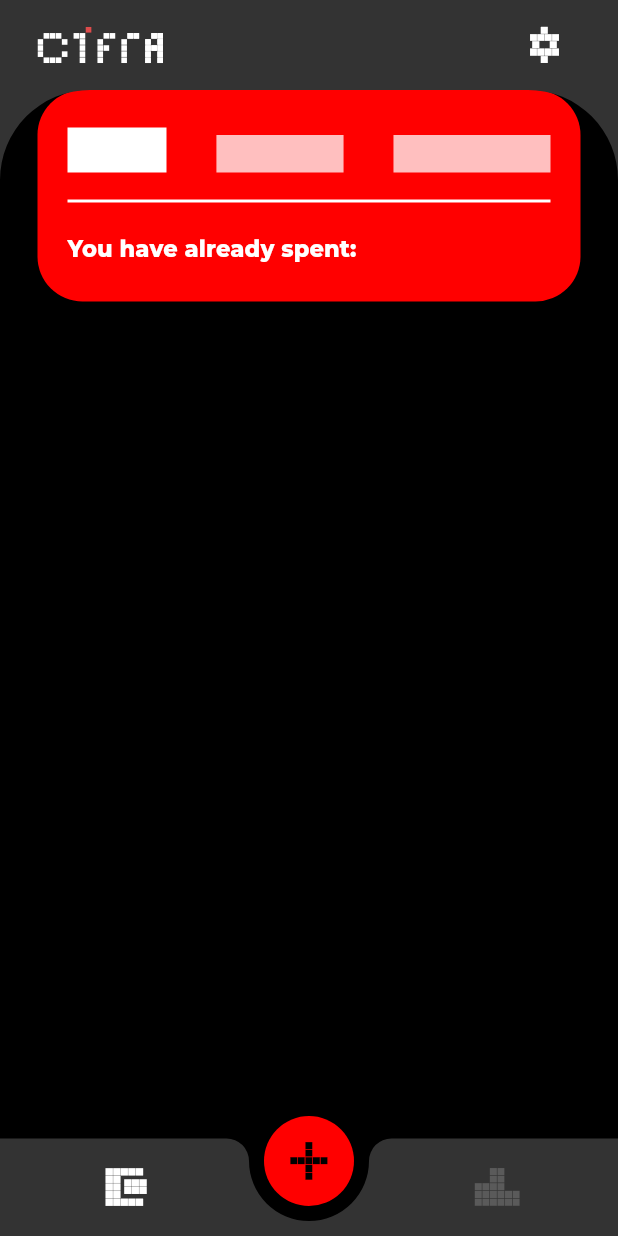
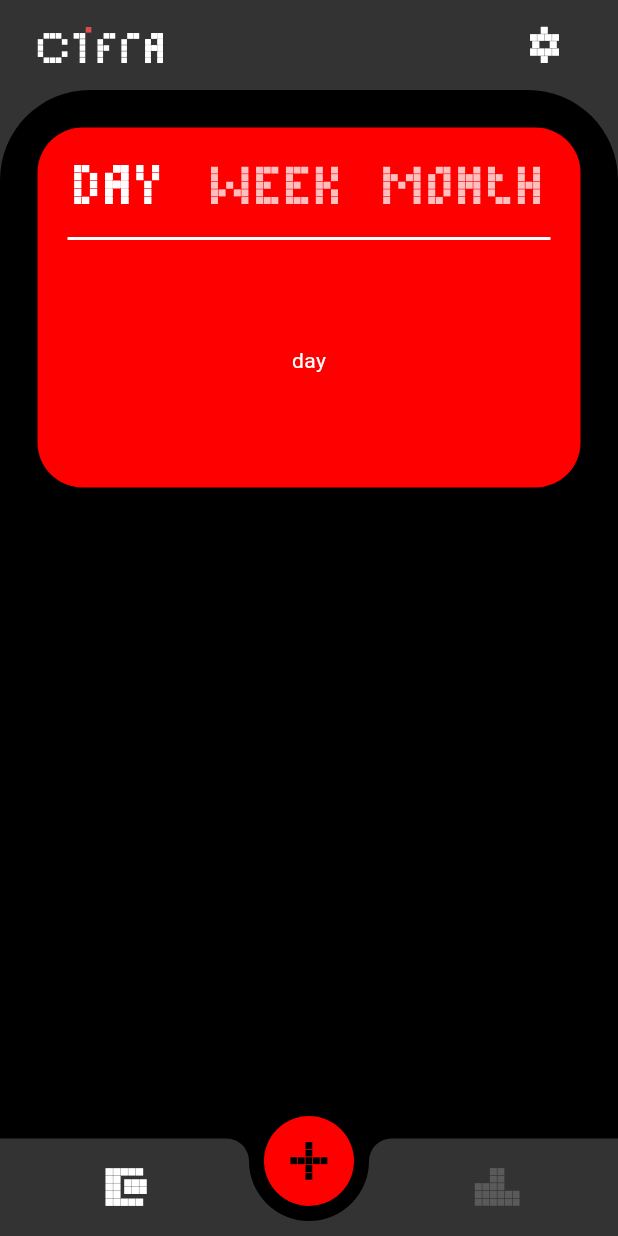
Before and after one commit to Cifra-Accounting/flutter-frontend, a Flutter app: the screen it shows after launch, on a phone screen of 412 x 824 dp. Run offline on Flutter 3.47's test engine with Material 3 defaults, Android fonts, the phone set to English and light mode, and no system bars; our stand-ins replace flutter_svg.

Commit message:
feature: implemented spendings/stats card periodselectors

```diff
--- a/lib/common/constants/numeric_constants.dart
+++ b/lib/common/constants/numeric_constants.dart
@@ -10,9 +10,12 @@ abstract interface class NumericConstants {
 
   static const double cardHorizontalPadding = 20;
   static const double cardVerticalPadding = 25;
+  static const double cardBorderRadius = 30;
+
   static const double periodSelectorHeight = 30;
-  static const double cardBorderRadius = 30;
 
   static const double horizontalPadding = 25;
   static const double topPadding = 25;
+
+  static const double blankSpacerSize = 10;
 }
--- /dev/null
+++ b/lib/common/ui/utils/blank_spacer.dart
@@ -0,0 +1,19 @@
+import 'package:cifra_app/common/constants/numeric_constants.dart';
+import 'package:flutter/material.dart';
+
+class BlankSpacer extends StatelessWidget {
+  const BlankSpacer({
+    super.key,
+    this.multiplier = 1.0,
+    this.vertical = false,
+  });
+
+  final double multiplier;
+  final bool vertical;
+
+  @override
+  Widget build(BuildContext context) => SizedBox(
+        height: vertical ? NumericConstants.blankSpacerSize * multiplier : null,
+        width: !vertical ? NumericConstants.blankSpacerSize * multiplier : null,
+      );
+}
--- /dev/null
+++ b/lib/common/ui/utils/utils.dart
@@ -0,0 +1 @@
+export 'blank_spacer.dart';
--- a/lib/features/wallet/views/wallet_view.dart
+++ b/lib/features/wallet/views/wallet_view.dart
@@ -6,35 +6,77 @@ class WalletView extends StatelessWidget {
   const WalletView({super.key});
 
   @override
-  Widget build(BuildContext context) => Padding(
+  Widget build(BuildContext context) => SingleChildScrollView(
         padding: const EdgeInsets.only(
+          top: NumericConstants.topPadding,
           left: NumericConstants.horizontalPadding,
           right: NumericConstants.horizontalPadding,
         ),
-        child: SingleChildScrollView(
         primary: true,
         child: Column(
           children: [
             SpendingsCard(
-                onChangePeriod: (period) {},
+              onChanged: (period) {},
             ),
           ],
-          ),
         ),
       );
 }
 
-class SpendingsCard extends StatelessWidget {
+class SpendingsCard extends StatefulWidget {
   const SpendingsCard({
     super.key,
-    required this.onChangePeriod,
     this.spent,
     this.outOf,
+    required this.onChanged,
   });
 
-  final void Function(Periods period) onChangePeriod;
   final double? spent;
   final double? outOf;
+
+  final void Function(Periods) onChanged;
+
+  @override
+  State<SpendingsCard> createState() => _SpendingsCardState();
+}
+
+class _SpendingsCardState extends State<SpendingsCard>
+    with TickerProviderStateMixin {
+  late final TabController _tabController;
+
+  final List<Periods> _periods = const <Periods>[
+    Periods.day,
+    Periods.week,
+    Periods.month,
+  ];
+
+  @override
+  void initState() {
+    super.initState();
+
+    _tabController = TabController(
+      vsync: this,
+      length: _periods.length,
+      animationDuration: const Duration(
+        milliseconds: 100,
+      ),
+    );
+
+    _tabController.addListener(_tabListener);
+  }
+
+  @override
+  void dispose() {
+    _tabController.removeListener(_tabListener);
+
+    _tabController.dispose();
+
+    super.dispose();
+  }
+
+  void _tabListener() {
+    widget.onChanged(_periods[_tabController.index]);
+  }
 
   @override
   Widget build(BuildContext context) {
@@ -57,12 +99,8 @@ class SpendingsCard extends StatelessWidget {
         crossAxisAlignment: CrossAxisAlignment.start,
         children: <Widget>[
           PeriodSelector(
-            periods: const <Periods>[
-              Periods.day,
-              Periods.week,
-              Periods.month,
-            ],
-            onChangePeriod: onChangePeriod,
+            controller: _tabController,
+            periods: _periods,
           ),
           const SizedBox(
             height: 20,
@@ -75,9 +113,20 @@ class SpendingsCard extends StatelessWidget {
           const SizedBox(
             height: 20,
           ),
-          Text(
-            "You have already spent:",
-            style: theme.textTheme.titleSmall,
+          SizedBox(
+            height: 120,
+            child: TabBarView(
+              controller: _tabController,
+              children: _periods
+                  .map(
+                    (period) => Container(
+                      padding: const EdgeInsets.all(20),
+                      alignment: Alignment.center,
+                      child: Text(period.name),
+                    ),
+                  )
+                  .toList(),
+            ),
           )
         ],
       ),
@@ -94,89 +143,109 @@ enum Periods {
 
 @immutable
 class PeriodSelector extends StatefulWidget {
-  PeriodSelector({
+  const PeriodSelector({
     super.key,
     required this.periods,
-    required this.onChangePeriod,
+    required this.controller,
   }) : assert(
-          periods.isNotEmpty,
-          "Must provide at least single period",
+          periods.length == controller.length,
+          "List of periods must be equal to the list period screens",
         );
 
   final List<Periods> periods;
-  final void Function(Periods period) onChangePeriod;
+  final TabController controller;
 
   @override
   State<PeriodSelector> createState() => _PeriodSelectorState();
 }
 
 class _PeriodSelectorState extends State<PeriodSelector> {
-  int _currentPeriodIndex = 0;
+  late List<Widget> _effectiveTabs;
 
-  Color _effectiveIconColor(int index) => index == _currentPeriodIndex
-      ? Colors.white
-      : Colors.white.withOpacity(0.75);
+  @override
+  void initState() {
+    super.initState();
 
-  double _effectiveIconSize(int index) => index == _currentPeriodIndex
+    _tabListener();
+
+    widget.controller.addListener(_tabListener);
+  }
+
+  @override
+  void dispose() {
+    widget.controller.removeListener(_tabListener);
+
+    super.dispose();
+  }
+
+  void _tabListener() {
+    final int currentIndex = widget.controller.index;
+
+    setState(() {
+      _effectiveTabs = List.generate(
+        widget.controller.length,
+        (int index) => TabSvgPicture(
+          period: widget.periods[index],
+          selected: index == currentIndex,
+        ),
+      );
+    });
+  }
+
+  @override
+  Widget build(BuildContext context) => SizedBox(
+        height: NumericConstants.periodSelectorHeight,
+        child: TabBar.secondary(
+          controller: widget.controller,
+          padding: EdgeInsets.zero,
+          isScrollable: true,
+          enableFeedback: true,
+          tabs: _effectiveTabs,
+          tabAlignment: TabAlignment.start,
+          indicatorSize: TabBarIndicatorSize.label,
+          indicatorColor: Colors.transparent,
+          indicatorPadding: EdgeInsets.zero,
+          indicatorWeight: 4,
+          dividerColor: Colors.transparent,
+          dividerHeight: 0.0,
+          overlayColor: const WidgetStatePropertyAll<Color>(Colors.transparent),
+          labelPadding: const EdgeInsets.only(
+            right: NumericConstants.cardHorizontalPadding * 1.5,
+          ),
+        ),
+      );
+}
+
+class TabSvgPicture extends StatelessWidget {
+  const TabSvgPicture({
+    super.key,
+    required this.period,
+    required this.selected,
+  });
+
+  final Periods period;
+  final bool selected;
+
+  Color get _effectiveIconColor =>
+      selected ? Colors.white : Colors.white.withOpacity(0.75);
+
+  double get _effectiveIconSize => selected
       ? NumericConstants.periodSelectorHeight
       : NumericConstants.iconSize;
 
-  List<Widget> get _effectiveChildren {
-    List<Widget> children = <Widget>[];
-
-    for (int index = 0; index < widget.periods.length; ++index) {
-      children.addAll(
-        <Widget>[
-          Align(
-            alignment: Alignment.bottomLeft,
-            child: GestureDetector(
+  @override
+  Widget build(BuildContext context) => Tab(
+        height: NumericConstants.periodSelectorHeight,
+        child: Align(
+          alignment: Alignment.bottomCenter,
           child: AnimatedSvgPicture(
-                'assets/${widget.periods[index].name}.svg',
-                color: _effectiveIconColor(index),
-                height: _effectiveIconSize(index),
+            'assets/${period.name}.svg',
+            color: _effectiveIconColor,
+            height: _effectiveIconSize,
             duration: const Duration(milliseconds: 100),
-              ),
-              onTap: () {
-                if (index != _currentPeriodIndex) {
-                  setState(() {
-                    _currentPeriodIndex = index;
-                  });
-                  widget.onChangePeriod(widget.periods[_currentPeriodIndex]);
-                }
-              },
-            ),
-          ),
-          const SizedBox(
-            width: 15,
-          ),
-        ],
-      );
-    }
-
-    children.removeLast();
-    return children;
-  }
-
-  @override
-  Widget build(BuildContext context) =>
-      LayoutBuilder(builder: (context, constraints) {
-        return SizedBox(
-          height: NumericConstants.periodSelectorHeight,
-          width: constraints.maxWidth,
-          child: SingleChildScrollView(
-            scrollDirection: Axis.horizontal,
-            clipBehavior: Clip.antiAliasWithSaveLayer,
-            child: SizedBox(
-              width: constraints.maxWidth,
-              child: Row(
-                crossAxisAlignment: CrossAxisAlignment.end,
-                mainAxisAlignment: MainAxisAlignment.spaceBetween,
-                children: _effectiveChildren,
-              ),
           ),
         ),
       );
-      });
 }
 
 class AnimatedSvgPicture extends StatefulWidget {
@@ -202,7 +271,11 @@ class _AnimatedSvgPictureState extends State<AnimatedSvgPicture>
     with SingleTickerProviderStateMixin {
   late final AnimationController _controller;
   late final Animation<double> _animation;
-  late Animatable<double> _heightTween;
+
+  late Animatable<double> _heightTween = Tween<double>(
+    begin: widget.height,
+    end: widget.height,
+  );
 
   @override
   void initState() {
@@ -213,15 +286,12 @@ class _AnimatedSvgPictureState extends State<AnimatedSvgPicture>
       duration: widget.duration,
     );
 
-    final Animatable<double> tween = Tween<double>(begin: 0.0, end: 1.0).chain(
-      CurveTween(curve: Curves.easeInCubic),
-    );
-
-    _animation = _controller.drive(tween);
-
-    _heightTween = Tween<double>(
-      begin: widget.height,
-      end: widget.height,
+    _animation = _controller.drive(
+      Tween(begin: 0.0, end: 1.0).chain(
+        CurveTween(
+          curve: Curves.easeIn,
+        ),
+      ),
     );
   }
 
@@ -237,6 +307,7 @@ class _AnimatedSvgPictureState extends State<AnimatedSvgPicture>
         begin: widget.height,
         end: widget.height,
       );
+
       _controller.reset();
     });
 
@@ -256,7 +327,7 @@ class _AnimatedSvgPictureState extends State<AnimatedSvgPicture>
         builder: (context, child) => SvgPicture.asset(
           widget.asset,
           height: _heightTween.evaluate(_animation),
-          colorFilter: ColorFilter.mode(widget.color, BlendMode.src),
+          colorFilter: ColorFilter.mode(widget.color, BlendMode.srcIn),
           fit: BoxFit.fitHeight,
         ),
       );
```
Also changed, not shown: assets/day.svg, pubspec.lock. Lines whose indentation alone changed are shown as unchanged.
